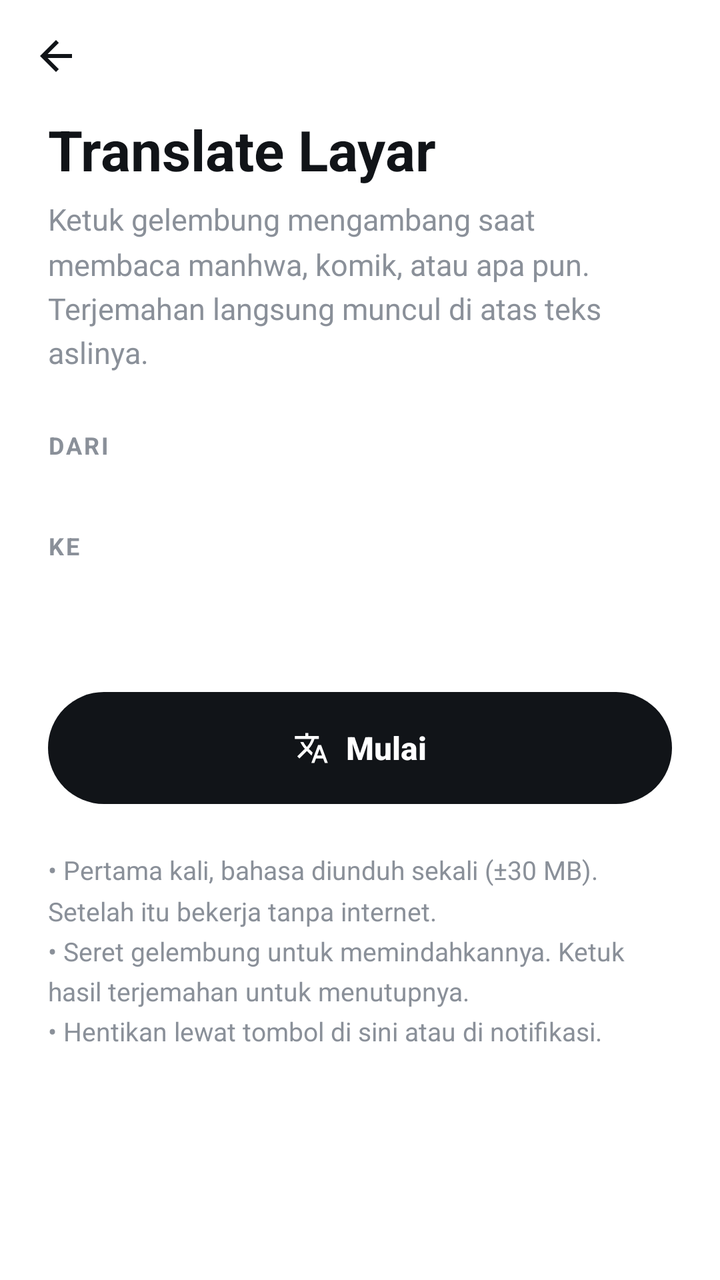
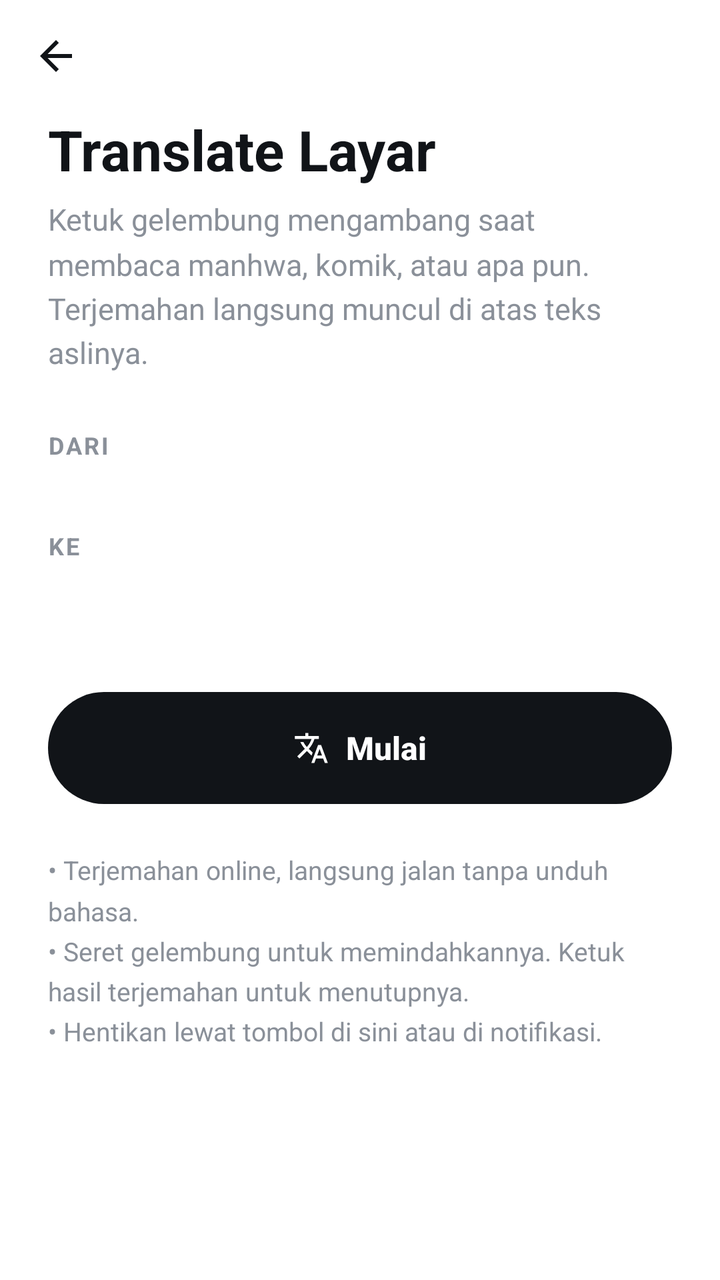

The first picture is an Android layout as it rendered before a commit; the second is the same layout after the commit. The layout source and the unified diff follow.
<!-- AndroidManifest.xml: application theme Theme.AllChat -->
<!-- res/layout/activity_translate.xml -->
<?xml version="1.0" encoding="utf-8"?>
<LinearLayout xmlns:android="http://schemas.android.com/apk/res/android"
    xmlns:app="http://schemas.android.com/apk/res-auto"
    android:layout_width="match_parent"
    android:layout_height="match_parent"
    android:background="@color/bg"
    android:fitsSystemWindows="true"
    android:orientation="vertical">

    <ImageButton
        android:id="@+id/backButton"
        android:layout_width="48dp"
        android:layout_height="48dp"
        android:layout_margin="4dp"
        android:background="?attr/selectableItemBackgroundBorderless"
        android:contentDescription="Kembali"
        android:src="@drawable/ic_back"
        app:tint="@color/ink" />

    <ScrollView
        android:layout_width="match_parent"
        android:layout_height="0dp"
        android:layout_weight="1">

        <LinearLayout
            android:layout_width="match_parent"
            android:layout_height="wrap_content"
            android:orientation="vertical"
            android:paddingStart="24dp"
            android:paddingEnd="24dp"
            android:paddingBottom="24dp">

            <TextView
                android:layout_width="wrap_content"
                android:layout_height="wrap_content"
                android:text="Translate Layar"
                android:textColor="@color/ink"
                android:textSize="28sp"
                android:textStyle="bold" />

            <TextView
                android:layout_width="wrap_content"
                android:layout_height="wrap_content"
                android:layout_marginTop="6dp"
                android:lineSpacingMultiplier="1.25"
                android:text="Ketuk gelembung mengambang saat membaca manhwa, komik, atau apa pun. Terjemahan langsung muncul di atas teks aslinya."
                android:textColor="@color/muted"
                android:textSize="15sp" />

            <TextView
                style="@style/TrLabel"
                android:text="DARI" />

            <com.google.android.material.chip.ChipGroup
                android:id="@+id/srcGroup"
                android:layout_width="match_parent"
                android:layout_height="wrap_content"
                app:selectionRequired="true"
                app:singleSelection="true" />

            <TextView
                style="@style/TrLabel"
                android:text="KE" />

            <com.google.android.material.chip.ChipGroup
                android:id="@+id/dstGroup"
                android:layout_width="match_parent"
                android:layout_height="wrap_content"
                app:selectionRequired="true"
                app:singleSelection="true" />

            <TextView
                android:id="@+id/status"
                android:layout_width="match_parent"
                android:layout_height="wrap_content"
                android:layout_marginTop="28dp"
                android:lineSpacingMultiplier="1.2"
                android:textColor="@color/muted"
                android:textSize="14sp" />

            <com.google.android.material.button.MaterialButton
                android:id="@+id/startButton"
                android:layout_width="match_parent"
                android:layout_height="56dp"
                android:layout_marginTop="12dp"
                android:insetTop="0dp"
                android:insetBottom="0dp"
                android:letterSpacing="0"
                android:text="Mulai"
                android:textAllCaps="false"
                android:textSize="16sp"
                android:textStyle="bold"
                app:backgroundTint="@color/ink"
                app:cornerRadius="28dp"
                app:icon="@drawable/ic_translate"
                app:iconGravity="textStart"
                app:iconTint="@color/bg"
                android:textColor="@color/bg" />

            <TextView
                android:layout_width="match_parent"
                android:layout_height="wrap_content"
                android:layout_marginTop="24dp"
                android:lineSpacingMultiplier="1.3"
                android:text="• Pertama kali, bahasa diunduh sekali (±30 MB). Setelah itu bekerja tanpa internet.\n• Seret gelembung untuk memindahkannya. Ketuk hasil terjemahan untuk menutupnya.\n• Hentikan lewat tombol di sini atau di notifikasi."
                android:textColor="@color/muted"
                android:textSize="13sp" />
        </LinearLayout>
    </ScrollView>
</LinearLayout>
<!-- resources referenced by this layout -->
<resources>
  <color name="bg">#FFFFFF</color>
  <color name="ink">#111418</color>
  <color name="muted">#8A9099</color>
  <!-- drawable ic_back (drawable) -->
  <vector xmlns:android="http://schemas.android.com/apk/res/android"
      android:width="24dp" android:height="24dp"
      android:viewportWidth="24" android:viewportHeight="24">
      <path android:fillColor="#FF000000"
          android:pathData="M20,11H7.83l5.59,-5.59L12,4l-8,8 8,8 1.41,-1.41L7.83,13H20v-2z" />
  </vector>
  <!-- drawable ic_translate (drawable) -->
  <vector xmlns:android="http://schemas.android.com/apk/res/android"
      android:width="24dp" android:height="24dp"
      android:viewportWidth="24" android:viewportHeight="24">
      <path android:fillColor="#FFFFFFFF"
          android:pathData="M12.87,15.07l-2.54,-2.51 0.03,-0.03c1.74,-1.94 2.98,-4.17 3.71,-6.53L17,6L17,4h-7L10,2L8,2v2L1,4v1.99h11.17C11.5,7.92 10.44,9.75 9,11.35 8.07,10.32 7.3,9.19 6.69,8h-2c0.73,1.63 1.73,3.17 2.98,4.56l-5.09,5.02L4,19l5,-5 3.11,3.11 0.76,-2.04zM18.5,10h-2L12,22h2l1.12,-3h4.75L21,22h2l-4.5,-12zM15.88,17l1.62,-4.33L19.12,17h-3.24z" />
  </vector>
  <style name="TrLabel">
          <item name="android:layout_width">wrap_content</item>
          <item name="android:layout_height">wrap_content</item>
          <item name="android:layout_marginTop">28dp</item>
          <item name="android:layout_marginBottom">6dp</item>
          <item name="android:letterSpacing">0.08</item>
          <item name="android:textColor">@color/muted</item>
          <item name="android:textSize">12sp</item>
          <item name="android:textStyle">bold</item>
      </style>
  <style name="Theme.AllChat" parent="Theme.Material3.DayNight.NoActionBar">
          <item name="colorPrimary">@color/messenger</item>
          <item name="android:windowBackground">@color/bg</item>
          <item name="android:statusBarColor">@color/bg</item>
          <item name="android:navigationBarColor">@color/bar</item>
      </style>
  <color name="messenger">#0A7CFF</color>
  <color name="bar">#FFFFFF</color>
</resources>

<!-- the commit's change to res/layout/activity_translate.xml (unified diff, before → after) -->
@@ -102,7 +102,7 @@
                 android:layout_height="wrap_content"
                 android:layout_marginTop="24dp"
                 android:lineSpacingMultiplier="1.3"
-                android:text="• Pertama kali, bahasa diunduh sekali (±30 MB). Setelah itu bekerja tanpa internet.\n• Seret gelembung untuk memindahkannya. Ketuk hasil terjemahan untuk menutupnya.\n• Hentikan lewat tombol di sini atau di notifikasi."
+                android:text="• Terjemahan online, langsung jalan tanpa unduh bahasa.\n• Seret gelembung untuk memindahkannya. Ketuk hasil terjemahan untuk menutupnya.\n• Hentikan lewat tombol di sini atau di notifikasi."
                 android:textColor="@color/muted"
                 android:textSize="13sp" />
         </LinearLayout>
